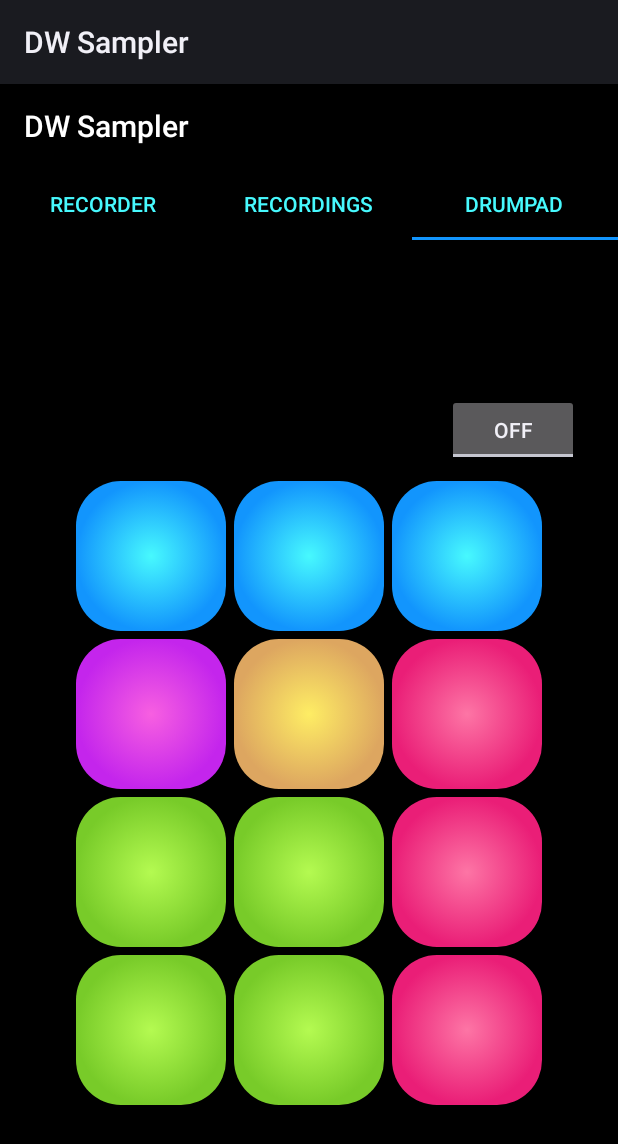
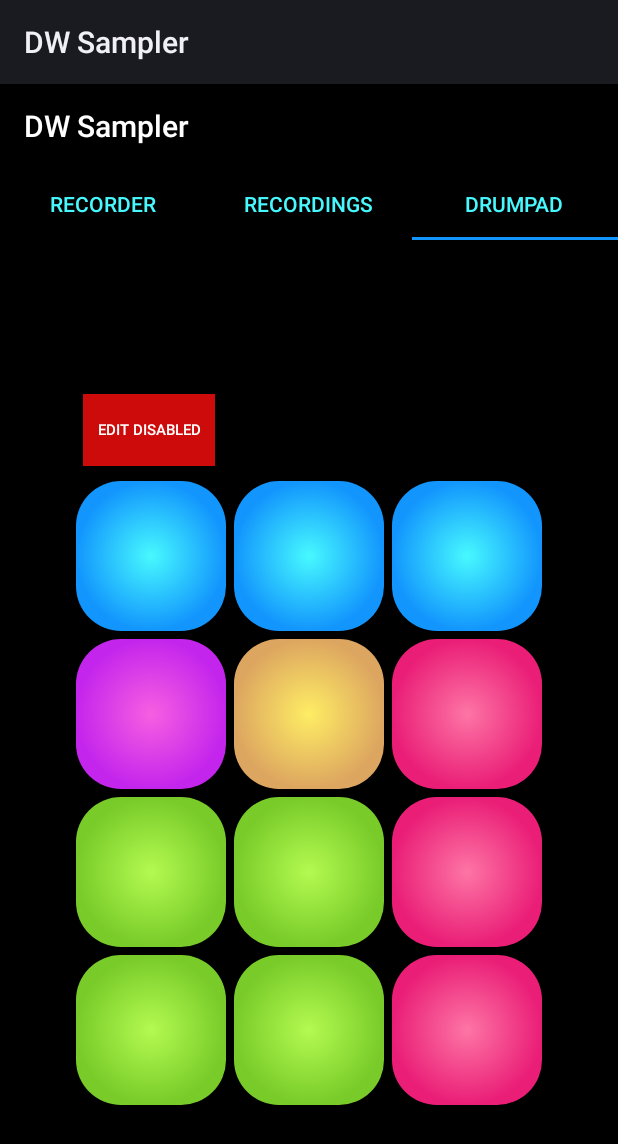
Before and after one commit to DiegoJimenezTamame/AudioRecorderApp, an Android app: the screen it shows after launch (MainActivity), tab 3 chosen, on a phone screen of 412 x 824 dp. Shown: the top 1144 px of the screen. Run offline under Robolectric (Android 15) with nearby library versions, the phone set to English and light mode, and no system bars.

Commit message:
Implemented the color palette button in the EditSoundDialog, but the OnClickListener still doesn't work, the logic has to be implemented. Edited the colors in the "Enable Edit" toggle and changed its logic to ImageButton Created several .xml layout files and resources. Created icon resources. TO DO: Loop function still doesn't work. TO DO: Continue editing Dialog functions, create color categories and on-the-fly button color selection. TO DO: Continue implementation of audio editing methods. TO DO: Research setting up of Sample rate and audio attributes.

```diff
--- /dev/null
+++ b/app/src/main/res/drawable/ic_color_palette.xml
@@ -0,0 +1,5 @@
+<vector android:height="24dp" android:tint="#FFFFFF"
+    android:viewportHeight="24" android:viewportWidth="24"
+    android:width="24dp" xmlns:android="http://schemas.android.com/apk/res/android">
+    <path android:fillColor="@android:color/white" android:pathData="M12,2C6.49,2 2,6.49 2,12s4.49,10 10,10c1.38,0 2.5,-1.12 2.5,-2.5c0,-0.61 -0.23,-1.2 -0.64,-1.67c-0.08,-0.1 -0.13,-0.21 -0.13,-0.33c0,-0.28 0.22,-0.5 0.5,-0.5H16c3.31,0 6,-2.69 6,-6C22,6.04 17.51,2 12,2zM17.5,13c-0.83,0 -1.5,-0.67 -1.5,-1.5c0,-0.83 0.67,-1.5 1.5,-1.5s1.5,0.67 1.5,1.5C19,12.33 18.33,13 17.5,13zM14.5,9C13.67,9 13,8.33 13,7.5C13,6.67 13.67,6 14.5,6S16,6.67 16,7.5C16,8.33 15.33,9 14.5,9zM5,11.5C5,10.67 5.67,10 6.5,10S8,10.67 8,11.5C8,12.33 7.33,13 6.5,13S5,12.33 5,11.5zM11,7.5C11,8.33 10.33,9 9.5,9S8,8.33 8,7.5C8,6.67 8.67,6 9.5,6S11,6.67 11,7.5z"/>
+</vector>
--- /dev/null
+++ b/app/src/main/res/drawable/toggle_background_selector.xml
@@ -0,0 +1,11 @@
+<?xml version="1.0" encoding="utf-8"?>
+<selector xmlns:android="http://schemas.android.com/apk/res/android">
+<!-- Background color when toggle is On -->
+<item android:state_checked="true">
+    <color android:color="@color/greenendcolor"/> <!-- Green color when On -->
+</item>
+<!-- Background color when toggle is Off -->
+<item android:state_checked="false">
+    <color android:color="@color/redcolor"/> <!-- Orange color when Off -->
+</item>
+</selector>
--- a/app/src/main/res/layout/fragment_drumpad.xml
+++ b/app/src/main/res/layout/fragment_drumpad.xml
@@ -13,11 +13,19 @@
         android:id="@+id/toggle_button"
         android:layout_width="wrap_content"
         android:layout_height="wrap_content"
-        android:text="@string/edit"
+        android:textOn="@string/edit_enabled"
+        android:textOff="@string/edit_disabled"
+        android:textSize="10sp"
+        android:textColor="#FFFFFF"
         android:checked="false"
-        android:layout_gravity="end|top"
-        android:layout_marginEnd="16dp"
-        android:layout_marginTop="16dp"/>
+        android:layout_gravity="start|top"
+        android:layout_marginStart="45dp"
+        android:layout_marginTop="16dp"
+        android:background="@drawable/toggle_background_selector"
+        android:backgroundTintMode="src_in"
+        android:contentDescription="Toggle button for enabling editing"/>
+
+
 
     <!--<LinearLayout
     xmlns:android="http://schemas.android.com/apk/res/android"
@@ -37,9 +45,9 @@
         <!-- android:src="@drawable/ic_drumpad_pad"-->
         <ImageButton
             android:id="@+id/button1"
-            android:background="@drawable/blue_button"
             android:layout_width="100dp"
-            android:layout_height="100dp">
+            android:layout_height="100dp"
+            android:background="@drawable/blue_button">
         </ImageButton>
         <ImageButton
             android:id="@+id/button2"
--- a/app/src/main/res/values/strings.xml
+++ b/app/src/main/res/values/strings.xml
@@ -11,4 +11,6 @@
     <string name="edit">Edit</string>
     <string name="loop">Loop</string>
     <string name="recordinglive">Recording...</string>
+    <string name="edit_enabled">Edit enabled</string>
+    <string name="edit_disabled">Edit disabled</string>
 </resources>
```
Also changed, not shown: app/src/main/java/at/wifi/swdev/audiorecorderapp/EditSoundDialog.java (+65 -7 lines), app/src/main/res/drawable-nodpi/ic_loop_off.xml (added, +17 -0 lines), app/src/main/res/drawable-nodpi/ic_loop_on.xml (added, +9 -0 lines), app/src/main/res/drawable/green_button_loop.xml (added, +25 -0 lines), app/src/main/res/drawable/red_button.xml (added, +25 -0 lines), app/src/main/res/layout/dialog_color_selection.xml (added, +7 -0 lines), app/src/main/res/layout/dialog_edit_sound.xml (+18 -15 lines).
